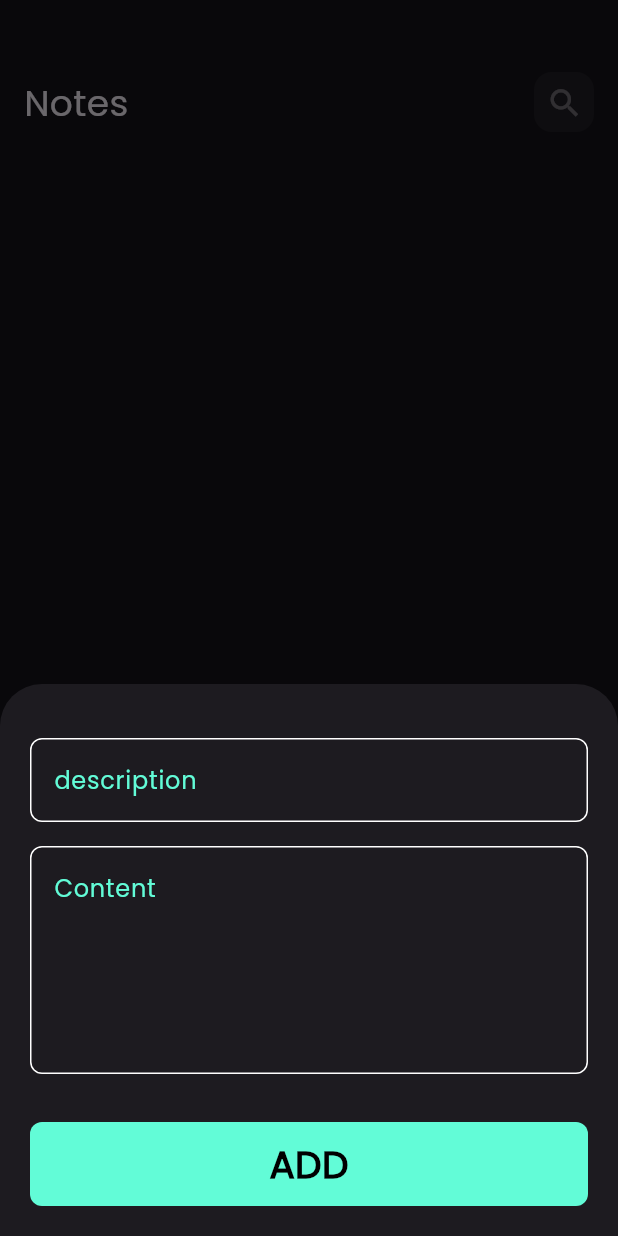
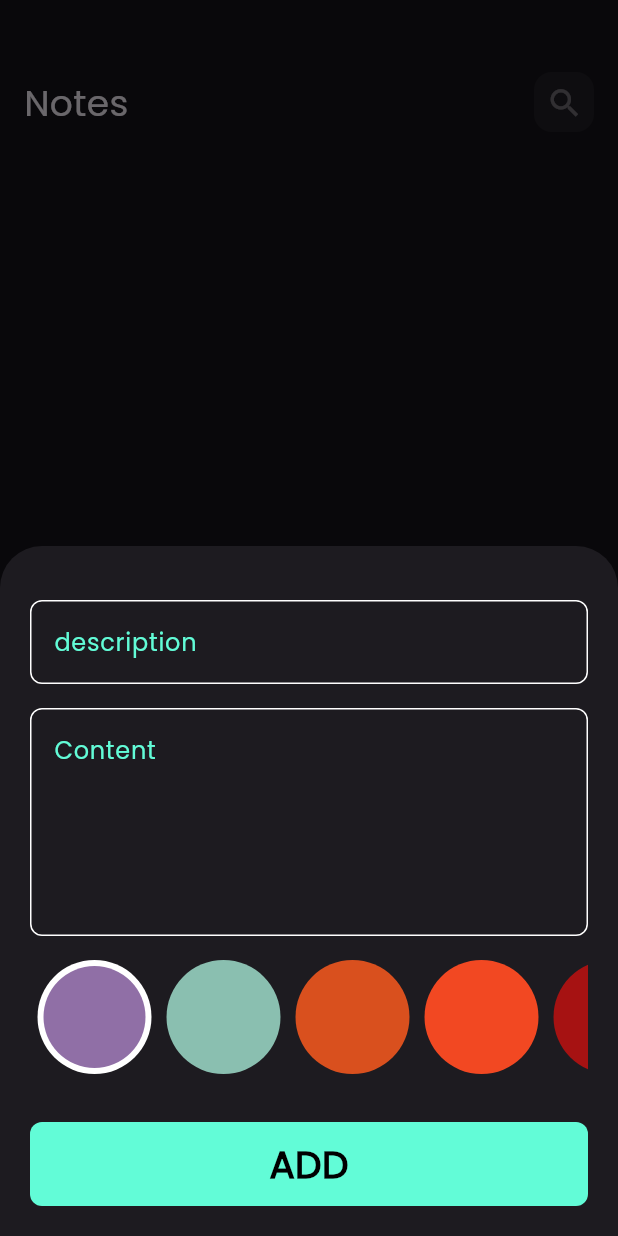
Before and after one commit to AhmedHamrosh/note_app, a Flutter app: the screen it shows after launch, after a tap on the "add" icon, on a phone screen of 412 x 824 dp. Run offline on Flutter 3.47's test engine with Material 3 defaults, Android fonts, the phone set to English and light mode, and no system bars; our stand-ins replace animated_splash_screen, bloc, date_format, flutter_bloc, font_awesome_flutter, hive and 2 more; accounts and stored records are empty.

Commit message:
Finshing Note App

```diff
--- /dev/null
+++ b/lib/components/add_note_color_list_view.dart
@@ -0,0 +1,39 @@
+import 'package:flutter/cupertino.dart';
+import 'package:flutter_bloc/flutter_bloc.dart';
+import 'package:note_app/components/color_sample_widget.dart';
+import 'package:note_app/constants.dart';
+import 'package:note_app/cubits/add_note_cubit/add_note_cubit.dart';
+
+class AddNoteColorListView extends StatefulWidget
+{
+  @override
+  State<AddNoteColorListView> createState() => _AddNoteColorListViewState();
+}
+
+class _AddNoteColorListViewState extends State<AddNoteColorListView> {
+  int currentIndex = 0;
+  @override
+  Widget build (BuildContext context)
+  {
+    return  SizedBox(
+      height: 38*2,
+      child:ListView.builder(
+        scrollDirection: Axis.horizontal,
+        itemCount: kColorPalete.length,
+        itemBuilder:(context , index) {
+           return GestureDetector(
+            onTap:() {
+               currentIndex =index;
+               setState((){});
+               BlocProvider.of<AddNoteCubit>(context).color = kColorPalete[index];
+            },
+             child: ColorSampleWidget(
+                color:kColorPalete[index],
+                isSelected: currentIndex == index
+              ),
+           );
+   }
+      )
+    );
+  }
+}
--- a/lib/components/add_note_form.dart
+++ b/lib/components/add_note_form.dart
@@ -5,6 +5,7 @@ import 'package:flutter/cupertino.dart';
 import 'package:flutter/material.dart';
 import 'package:flutter/widgets.dart';
 import 'package:flutter_bloc/flutter_bloc.dart';
+import 'package:note_app/components/add_note_color_list_view.dart';
 import 'package:note_app/components/custom_button.dart';
 import 'package:note_app/components/custom_text_field.dart';
 import 'package:note_app/constants.dart';
@@ -61,6 +62,8 @@ class _AddNoteFormState extends State<AddNoteForm> {
                   _subTitle=data;
                 },
                 ),
+            const SizedBox(height: 16,),
+            AddNoteColorListView(),
             const  SizedBox(height: 32,),
 
               BlocBuilder<AddNoteCubit, AddNoteState>(
--- /dev/null
+++ b/lib/components/color_sample_widget.dart
@@ -0,0 +1,38 @@
+import 'package:flutter/cupertino.dart';
+import 'package:flutter/material.dart';
+import 'package:flutter/widgets.dart';
+
+class ColorSampleWidget extends StatelessWidget
+{
+  final bool isSelected;
+  final Color color;
+  const ColorSampleWidget({super.key ,required this.isSelected,required this.color});
+  @override
+  Widget build(BuildContext context)
+  {
+    if(isSelected == true){
+
+    return  Padding(
+      padding: const EdgeInsets.symmetric(horizontal: 5),
+      child: CircleAvatar(
+        radius: 38,
+        backgroundColor: Colors.white,
+        child:CircleAvatar(
+          radius: 34,
+          backgroundColor: color,
+        )
+      ),
+    );
+    }
+  else
+  {
+    return Padding(
+      padding: const EdgeInsets.symmetric(horizontal:5),
+      child: CircleAvatar(
+         radius: 38,
+         backgroundColor: color,
+      ),
+    );
+  }
+  }
+}
--- /dev/null
+++ b/lib/components/splash_icon.dart
@@ -0,0 +1,25 @@
+import 'package:flutter/material.dart';
+import 'package:note_app/constants.dart';
+
+class SplashIcon extends StatelessWidget
+{
+  @override
+  build(BuildContext context)
+  {
+    return const Column(
+      mainAxisAlignment: MainAxisAlignment.center,
+      children: [const CircleAvatar(
+        radius: 140,
+        backgroundColor: kPrimaryColor,
+        child:CircleAvatar(
+          radius:120,
+          backgroundColor: Colors.black,
+          child:Icon(Icons.book ,color:kPrimaryColor ,size:140),
+        )
+      ),
+      SizedBox(height: 20,),
+      Text('Nemo Notes✒️',style: TextStyle(color:kPrimaryColor , fontFamily:'PlaypenSans',fontSize:50 , fontStyle: FontStyle.italic,fontWeight: FontWeight.bold)),
+      ],
+    );
+  }
+}
--- a/lib/constants.dart
+++ b/lib/constants.dart
@@ -2,3 +2,13 @@ import 'package:flutter/material.dart';
 
 const  Color kPrimaryColor = Color(0xff62fcd7);
 const String kNotesBox ='notes box';
+const List<Color> kColorPalete =
+
+[
+   Color(0xff906FA6),
+   Color(0xff8ABFB0),
+   Color(0xffD9501E),
+   Color(0xffF24822),
+   Color(0xffA61212),
+
+];
--- a/lib/cubits/add_note_cubit/add_note_cubit.dart
+++ b/lib/cubits/add_note_cubit/add_note_cubit.dart
@@ -1,4 +1,5 @@
 import 'package:bloc/bloc.dart';
+import 'package:flutter/cupertino.dart';
 import 'package:hive_flutter/hive_flutter.dart';
 import 'package:note_app/constants.dart';
 import 'package:note_app/cubits/add_note_cubit/add_note_states.dart';
@@ -8,8 +9,10 @@ class AddNoteCubit extends Cubit<AddNoteState>
 {
   AddNoteCubit():super(AddNoteIntialState());
 
+  Color color = kColorPalete[0];
   void addNote(NoteModel note) async
   {
+    note.color= color.value;
     emit(AddNoteLoading());
     try
     {
--- a/lib/main.dart
+++ b/lib/main.dart
@@ -8,6 +8,7 @@
 import 'package:note_app/simple_bloc_observer.dart';
 import 'package:note_app/views/note_view.dart';
 import 'package:bloc/bloc.dart';
+import 'package:note_app/views/splash_screen.dart';
 
 void main() async {
   await Hive.initFlutter();
@@ -26,7 +27,7 @@
       child: MaterialApp(
           debugShowCheckedModeBanner: false,
           theme: ThemeData(brightness: Brightness.dark, fontFamily: 'Poppins'),
-          home: const NoteView()),
+          home:  SplashScreen()),
     );
   }
 }
--- a/lib/views/edit_notes_view.dart
+++ b/lib/views/edit_notes_view.dart
@@ -2,6 +2,7 @@ import 'package:flutter/material.dart';
 import 'package:flutter_bloc/flutter_bloc.dart';
 import 'package:note_app/components/custom_app_bar.dart';
 import 'package:note_app/components/custom_text_field.dart';
+import 'package:note_app/components/edit_note_color_list_view.dart';
 import 'package:note_app/cubits/notes_cubit/notes_cubit.dart';
 import 'package:note_app/models/note_model.dart';
 
@@ -57,6 +58,8 @@ class _EditNotesViewState extends State<EditNotesView> {
                 _subTitle =data;
               },
               ),
+              const SizedBox(height:20),
+              EditNoteColorListView(noteModel:widget.noteModel),
 
           ],
         )
--- /dev/null
+++ b/lib/views/splash_screen.dart
@@ -0,0 +1,18 @@
+import 'package:animated_splash_screen/animated_splash_screen.dart';
+import 'package:flutter/material.dart';
+import 'package:note_app/components/splash_icon.dart';
+import 'package:note_app/views/note_view.dart';
+class SplashScreen extends StatelessWidget
+{
+  @override
+  Widget build(BuildContext context)
+  {
+    return AnimatedSplashScreen(
+      splash: SplashIcon(),
+      nextScreen: const NoteView(),
+      backgroundColor: Colors.black,
+      splashIconSize: 400,
+
+       );
+  }
+}
```
Also changed, not shown: flutter_launcher_icons.yaml (added, +20 -0 lines), lib/components/edit_note_color_list_view.dart (added, +46 -0 lines), pubspec.yaml (+7 -0 lines), assets/fonts/PlaypenSans-VariableFont_wght.ttf (added), assets/images/app.png (added), pubspec.lock, 45 other files.
